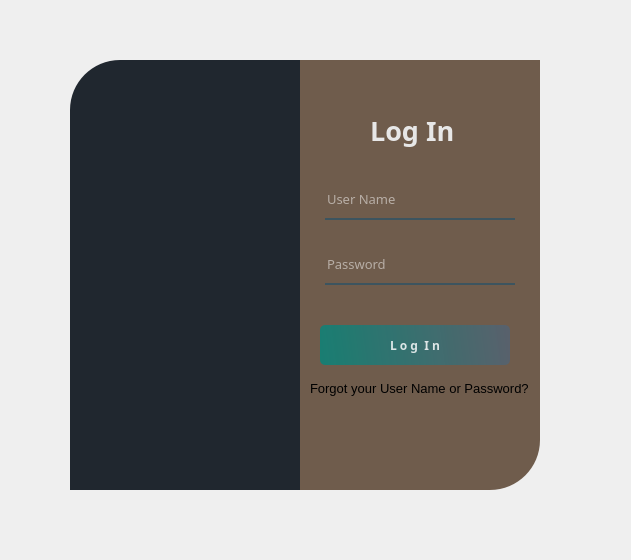
chonrc/KontrolKitchenApp, file src/view/Login.ui: the form before one commit.
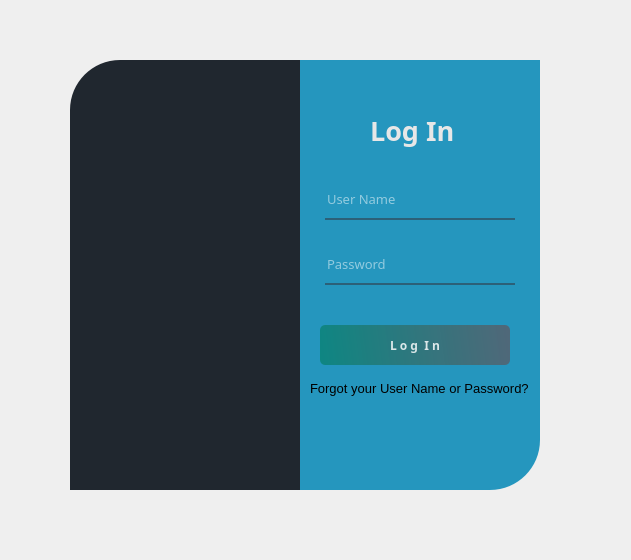
The form after the commit. Icons and pictures are not drawn.

Diff of the .ui file:
```diff
--- a/src/view/Login.ui
+++ b/src/view/Login.ui
@@ -51,7 +51,7 @@
       </rect>
      </property>
      <property name="styleSheet">
-      <string notr="true">background-color: rgb(111,92,76);
+      <string notr="true">background-color: rgb(37, 150, 190);
 border-bottom-right-radius: 50px;</string>
      </property>
      <property name="text">
```
